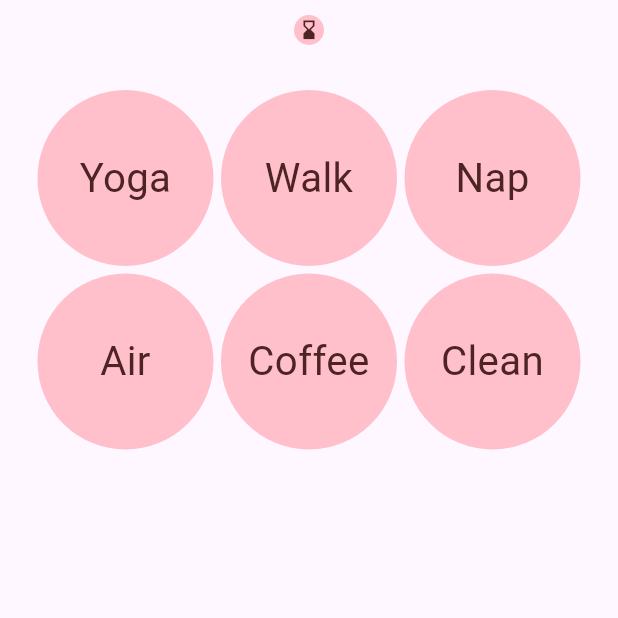
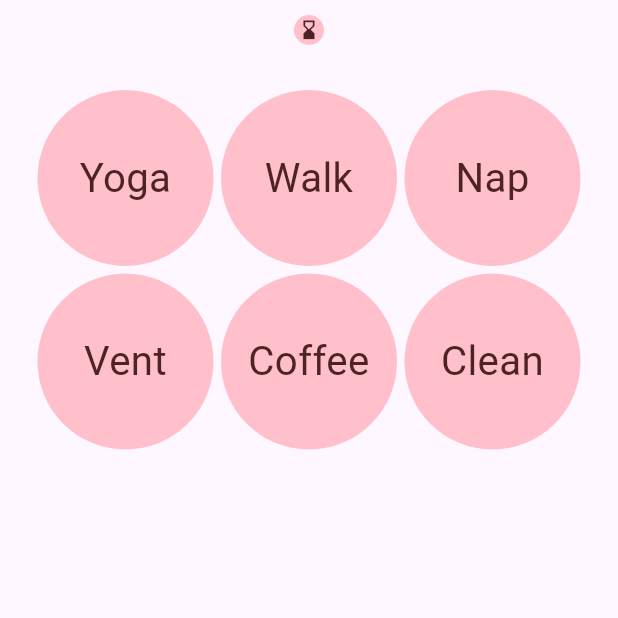
Before and after one commit to inagege/eis, a Flutter app: the screen it shows after launch, after a tap on "Start Session", on a phone screen of 412 x 824 dp, the top half of it. Run offline on Flutter 3.47's test engine with Material 3 defaults, Android fonts, the phone set to English and light mode, and no system bars; our stand-ins replace shared_preferences; missing offline and left inert: is_first_run.

Commit message:
Changed air to vent, so make it identical for both selection screens

```diff
--- a/lib/Screens/selection_screen.dart
+++ b/lib/Screens/selection_screen.dart
@@ -19,7 +19,7 @@ class SelectionScreen extends StatelessWidget {
 
   SelectionScreen({required this.onThemeChanged, required this.isDarkMode, required this.onButtonColorChanged, required this.buttonColor, required this.buttonTextColor, required this.onScreenSelectionChanged, required this.screenSelection});
 
-  final List<String> categories = ['Yoga', 'Walk', 'Nap', 'Air', 'Coffee', 'Clean'];
+  final List<String> categories = ['Yoga', 'Walk', 'Nap', 'Vent', 'Coffee', 'Clean'];
 
   @override
   Widget build(BuildContext context) {
```
